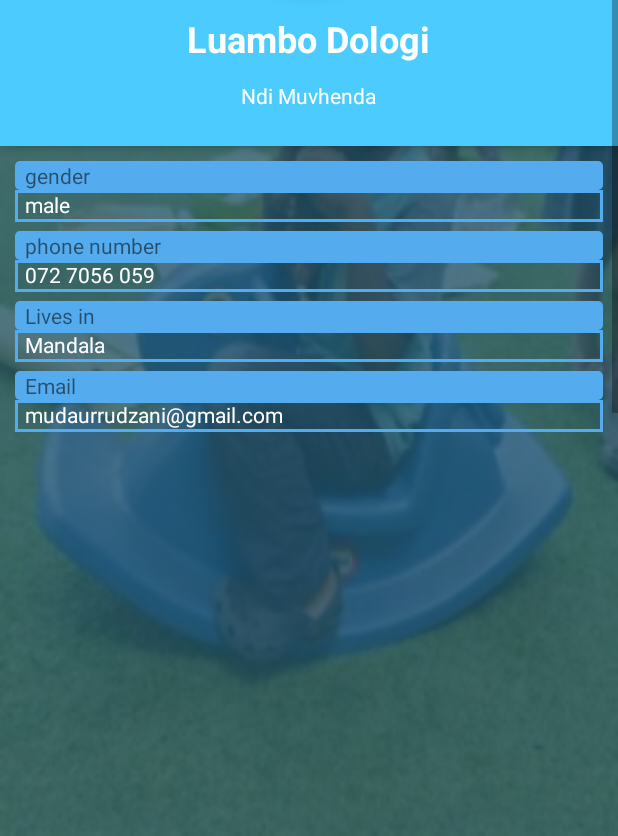
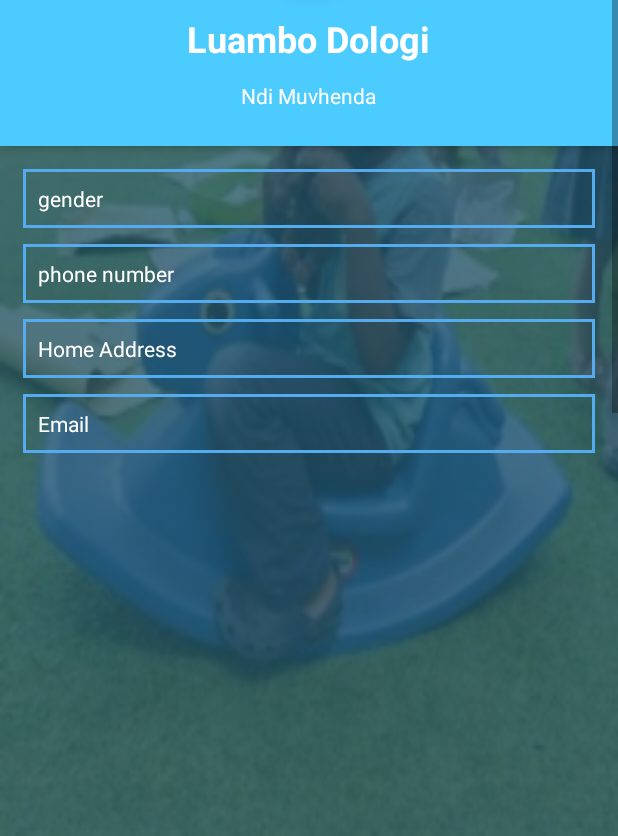
Before and after one commit to MasheshaInnovatorz/My-Kid-, an Android app: the View_profile screen opened directly, with no data from a screen before it, on a phone screen of 412 x 824 dp, the part 400-1236 px from its top. Run offline under Robolectric (Android 15) with nearby library versions, the phone set to English and light mode, and no system bars; our stand-ins replace Firebase (no records; nobody signed in at launch, a user with empty details on screens opened directly).

Commit message:
display profile
error fixed

```diff
--- a/app/src/main/res/drawable/ic_share_black_24dp.xml
+++ b/app/src/main/res/drawable/ic_share_black_24dp.xml
@@ -4,6 +4,6 @@
         android:viewportWidth="24.0"
         android:viewportHeight="24.0">
     <path
-        android:fillColor="#FFFFFFFF"
+        android:fillColor="#FF000000"
         android:pathData="M18,16.08c-0.76,0 -1.44,0.3 -1.96,0.77L8.91,12.7c0.05,-0.23 0.09,-0.46 0.09,-0.7s-0.04,-0.47 -0.09,-0.7l7.05,-4.11c0.54,0.5 1.25,0.81 2.04,0.81 1.66,0 3,-1.34 3,-3s-1.34,-3 -3,-3 -3,1.34 -3,3c0,0.24 0.04,0.47 0.09,0.7L8.04,9.81C7.5,9.31 6.79,9 6,9c-1.66,0 -3,1.34 -3,3s1.34,3 3,3c0.79,0 1.5,-0.31 2.04,-0.81l7.12,4.16c-0.05,0.21 -0.08,0.43 -0.08,0.65 0,1.61 1.31,2.92 2.92,2.92 1.61,0 2.92,-1.31 2.92,-2.92s-1.31,-2.92 -2.92,-2.92z"/>
 </vector>
--- a/app/src/main/res/layout/activity_view_profile.xml
+++ b/app/src/main/res/layout/activity_view_profile.xml
@@ -81,73 +81,52 @@
 
 
         <LinearLayout
-            android:layout_width="match_parent"
+            android:layout_width="fill_parent"
             android:layout_height="wrap_content"
             android:layout_below="@+id/profile_layout"
             android:background="@drawable/timg"
             android:padding="10dp"
             android:orientation="vertical">
             <!-- any info you wanna display using the texViews below-->
-
             <TextView
-                android:layout_width="match_parent"
+                android:layout_width="fill_parent"
                 android:layout_height="wrap_content"
-                android:background="@drawable/angle"
-                android:text="  gender" />
-
-
-            <TextView
-                android:layout_width="match_parent"
-                android:layout_height="21dp"
+                android:layout_margin="5dp"
                 android:textColor="#FFFFFF"
                 android:background="@drawable/textviewsstyle"
                 android:id="@+id/gender_view"
-                android:text="  male" />
-
-            <TextView
-                android:layout_marginTop="6dp"
-                android:layout_width="match_parent"
-                android:layout_height="wrap_content"
-                android:background="@drawable/angle"
-                android:text="  phone number" />
+                android:padding="10dp"
+                android:text="gender" />
 
             <TextView
                 android:textColor="#FFFFFF"
                 android:background="@drawable/textviewsstyle"
-                android:layout_width="match_parent"
-                android:layout_height="21dp"
+                android:layout_width="fill_parent"
+                android:layout_height="wrap_content"
+                android:layout_margin="5dp"
                 android:id="@+id/phone_view"
-                android:text="  072 7056 059"/>
-
-            <TextView
-                android:layout_marginTop="6dp"
-                android:layout_width="match_parent"
-                android:layout_height="wrap_content"
-                android:background="@drawable/angle"
-                android:text="  Lives in " />
+                android:padding="10dp"
+                android:text="phone number"/>
 
             <TextView
                 android:textColor="#FFFFFF"
                 android:background="@drawable/textviewsstyle"
-                android:layout_width="match_parent"
-                android:layout_height="21dp"
+                android:layout_width="fill_parent"
+                android:layout_height="wrap_content"
+                android:layout_margin="5dp"
+                android:padding="10dp"
                 android:id="@+id/address_view"
-                android:text="  Mandala" />
-
-            <TextView
-                android:layout_marginTop="6dp"
-                android:layout_width="match_parent"
-                android:layout_height="wrap_content"
-                android:background="@drawable/angle"
-                android:text="  Email" />
+                android:text="Home Address" />
 
             <TextView
                 android:textColor="#FFFFFF"
                 android:background="@drawable/textviewsstyle"
-                android:layout_width="match_parent"
-                android:layout_height="21dp"
+                android:layout_width="fill_parent"
+                android:layout_height="wrap_content"
+                android:layout_margin="5dp"
                 android:id="@+id/email_view"
-                android:text="  mudaurrudzani@gmail.com" />
+                android:padding="10dp"
+                android:text="Email" />
         </LinearLayout>
     </RelativeLayout>
 </ScrollView>
```
Also changed, not shown: app/src/main/res/layout/activity_image_lists.xml (+6 -4 lines), app/src/main/res/layout/image_item.xml (+20 -10 lines).
